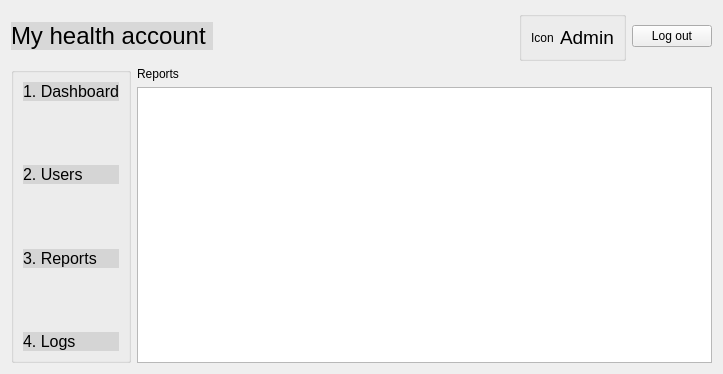
Before: the Qt Designer form adminreports.ui in Darijan444/COV-19-Desktop_App, drawn with Qt 5.
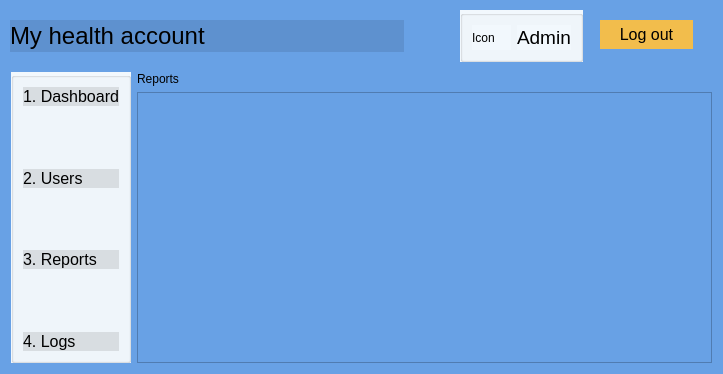
After: the same form once the commit is applied.

Commit message: changed the color in admin part

What changed in the file:
```diff
--- a/adminreports.ui
+++ b/adminreports.ui
@@ -13,91 +13,24 @@
   <property name="windowTitle">
    <string>Dialog</string>
   </property>
-  <layout class="QVBoxLayout" name="verticalLayout">
-   <item>
-    <layout class="QHBoxLayout" name="horizontalLayout_3">
-     <item>
-      <widget class="QPushButton" name="pushButtonMyHealthAccount">
        <property name="styleSheet">
-        <string notr="true">QPushButton {
-	background-color: rgb(0, 0, 0,0.1); 
-	border: none; 
-	color: rgb(0, 0, 0); 
-	font: 24px;
-	text-align: left;
-} 
-
-</string>
-       </property>
-       <property name="text">
-        <string>My health account </string>
-       </property>
-      </widget>
-     </item>
-     <item>
-      <spacer name="horizontalSpacer">
-       <property name="orientation">
-        <enum>Qt::Horizontal</enum>
-       </property>
-       <property name="sizeHint" stdset="0">
-        <size>
-         <width>188</width>
-         <height>20</height>
-        </size>
-       </property>
-      </spacer>
-     </item>
-     <item>
-      <widget class="QGroupBox" name="groupBox_6">
-       <property name="title">
-        <string/>
-       </property>
-       <layout class="QHBoxLayout" name="horizontalLayout_2">
-        <item>
-         <layout class="QHBoxLayout" name="horizontalLayout">
-          <item>
-           <widget class="QLabel" name="labelAdmin">
-            <property name="text">
-             <string>Icon</string>
-            </property>
-           </widget>
-          </item>
-          <item>
-           <widget class="QLabel" name="label_17">
-            <property name="font">
-             <font>
-              <family>.AppleSystemUIFont</family>
-              <pointsize>14</pointsize>
-              <italic>false</italic>
-              <bold>false</bold>
-             </font>
-            </property>
-            <property name="styleSheet">
-             <string notr="true">font: 14pt &quot;.AppleSystemUIFont&quot;;</string>
-            </property>
-            <property name="text">
-             <string>Admin</string>
-            </property>
-           </widget>
-          </item>
-         </layout>
-        </item>
-       </layout>
-      </widget>
-     </item>
-     <item>
-      <widget class="QPushButton" name="pushButtonLogout">
-       <property name="text">
-        <string>Log out</string>
-       </property>
-      </widget>
-     </item>
-    </layout>
-   </item>
-   <item>
+   <string notr="true">background-color: rgb(104, 161, 229);</string>
+  </property>
+  <widget class="QWidget" name="">
+   <property name="geometry">
+    <rect>
+     <x>11</x>
+     <y>72</y>
+     <width>701</width>
+     <height>291</height>
+    </rect>
+   </property>
     <layout class="QGridLayout" name="gridLayout">
      <item row="0" column="0" rowspan="2">
       <widget class="QGroupBox" name="groupBox_2">
+      <property name="styleSheet">
+       <string notr="true">background-color: rgb(242, 248, 253)</string>
+      </property>
        <property name="title">
         <string/>
        </property>
@@ -239,7 +172,8 @@
      <item row="0" column="1">
       <widget class="QLabel" name="labelUserList">
        <property name="styleSheet">
-        <string notr="true">font: 16pt &quot;.AppleSystemUIFont&quot;;</string>
+       <string notr="true">font: 16pt &quot;.AppleSystemUIFont&quot;;
+background-color: rgb(104, 161, 229);</string>
        </property>
        <property name="text">
         <string>Reports</string>
@@ -250,8 +184,119 @@
       <widget class="QTableView" name="tableView"/>
      </item>
     </layout>
-   </item>
-  </layout>
+  </widget>
+  <widget class="QGroupBox" name="groupBox_6">
+   <property name="geometry">
+    <rect>
+     <x>460</x>
+     <y>10</y>
+     <width>123</width>
+     <height>52</height>
+    </rect>
+   </property>
+   <property name="styleSheet">
+    <string notr="true">background-color: rgb(242, 248, 253)</string>
+   </property>
+   <property name="title">
+    <string/>
+   </property>
+   <layout class="QHBoxLayout" name="horizontalLayout_2">
+    <item>
+     <layout class="QHBoxLayout" name="horizontalLayout">
+      <item>
+       <widget class="QLabel" name="labelAdmin">
+        <property name="text">
+         <string>Icon</string>
+        </property>
+       </widget>
+      </item>
+      <item>
+       <widget class="QLabel" name="label_17">
+        <property name="font">
+         <font>
+          <family>.AppleSystemUIFont</family>
+          <pointsize>14</pointsize>
+          <italic>false</italic>
+          <bold>false</bold>
+         </font>
+        </property>
+        <property name="styleSheet">
+         <string notr="true">font: 14pt &quot;.AppleSystemUIFont&quot;;</string>
+        </property>
+        <property name="text">
+         <string>Admin</string>
+        </property>
+       </widget>
+      </item>
+     </layout>
+    </item>
+   </layout>
+  </widget>
+  <widget class="QPushButton" name="pushButtonLogout">
+   <property name="geometry">
+    <rect>
+     <x>600</x>
+     <y>20</y>
+     <width>93</width>
+     <height>29</height>
+    </rect>
+   </property>
+   <property name="styleSheet">
+    <string notr="true">QPushButton {
+
+    background-color: rgb(242, 189, 76); 
+
+    border: none; 
+
+    color: rgb(0, 0, 0); 
+
+    font: 16px;
+
+} 
+
+QPushButton:hover { 
+
+    background-color: rgb(245, 149, 66); 
+
+    border: none; 
+
+    color: rgb(0, 43, 255); 
+
+}</string>
+   </property>
+   <property name="text">
+    <string>Log out</string>
+   </property>
+  </widget>
+  <widget class="QSplitter" name="splitter">
+   <property name="geometry">
+    <rect>
+     <x>10</x>
+     <y>20</y>
+     <width>394</width>
+     <height>32</height>
+    </rect>
+   </property>
+   <property name="orientation">
+    <enum>Qt::Horizontal</enum>
+   </property>
+   <widget class="QPushButton" name="pushButtonMyHealthAccount">
+    <property name="styleSheet">
+     <string notr="true">QPushButton {
+	background-color: rgb(0, 0, 0,0.1); 
+	border: none; 
+	color: rgb(0, 0, 0); 
+	font: 24px;
+	text-align: left;
+} 
+
+</string>
+    </property>
+    <property name="text">
+     <string>My health account </string>
+    </property>
+   </widget>
+  </widget>
  </widget>
  <resources/>
  <connections/>
```
Lines whose indentation alone changed are shown as unchanged. The commit also changes 14 other files.
